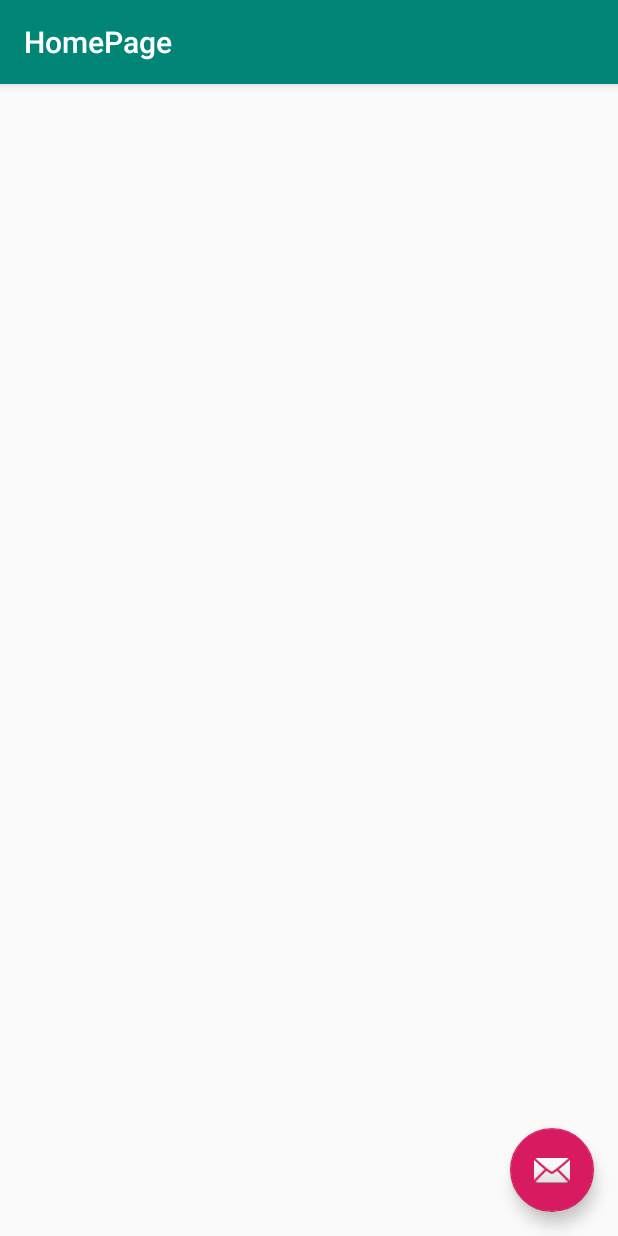
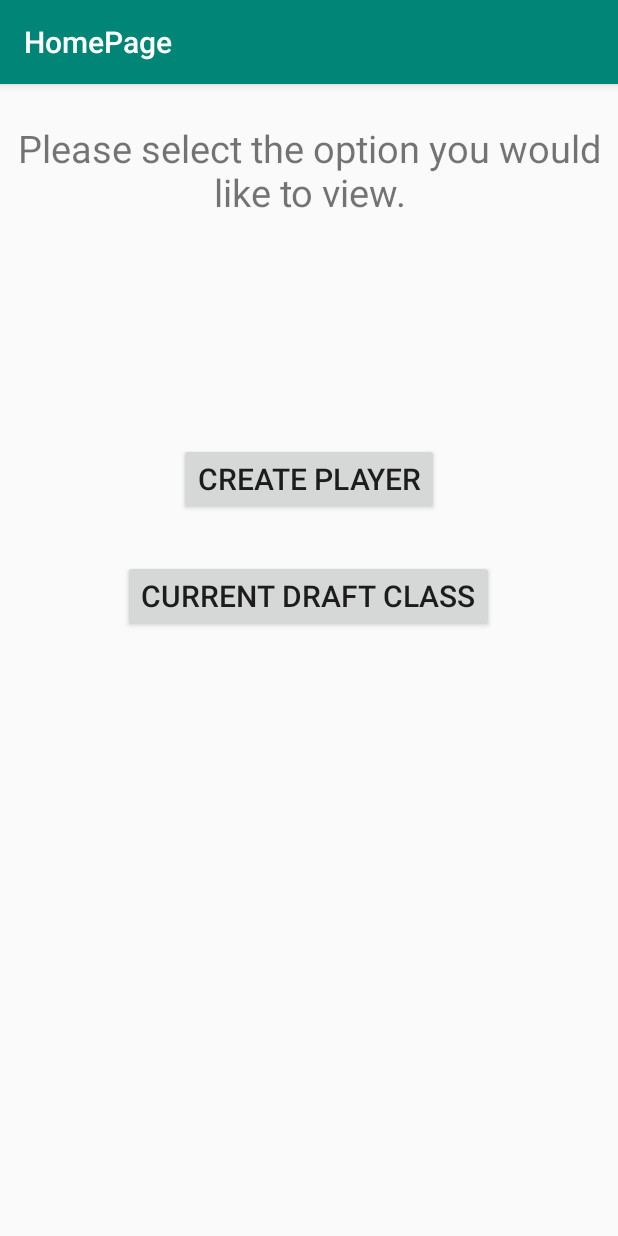
Before and after one commit to rileybros/FootballDraftClass, an Android app: the HomePage screen opened directly, with no data from a screen before it, on a phone screen of 412 x 824 dp. Run offline under Robolectric (Android 15) with nearby library versions, the phone set to English and light mode, and no system bars.

Commit message:
Finish Home Page with Two Buttons

```diff
--- a/app/src/main/java/com/example/footballdraftclass/HomePage.java
+++ b/app/src/main/java/com/example/footballdraftclass/HomePage.java
@@ -3,6 +3,7 @@ package com.example.footballdraftclass;
 import android.os.Bundle;
 import android.support.design.widget.FloatingActionButton;
 import android.support.design.widget.Snackbar;
+import android.support.v7.app.ActionBar;
 import android.support.v7.app.AppCompatActivity;
 import android.support.v7.widget.Toolbar;
 import android.view.View;
@@ -16,14 +17,10 @@ public class HomePage extends AppCompatActivity {
         Toolbar toolbar = findViewById(R.id.toolbar);
         setSupportActionBar(toolbar);
 
-        FloatingActionButton fab = findViewById(R.id.fab);
-        fab.setOnClickListener(new View.OnClickListener() {
-            @Override
-            public void onClick(View view) {
-                Snackbar.make(view, "Replace with your own action", Snackbar.LENGTH_LONG)
-                        .setAction("Action", null).show();
-            }
-        });
+        ActionBar actionBar = this.getSupportActionBar();
+        if (actionBar != null) {
+
+        }
     }
 
 }
--- a/app/src/main/java/com/example/footballdraftclass/MainActivity.java
+++ b/app/src/main/java/com/example/footballdraftclass/MainActivity.java
@@ -1,7 +1,9 @@
 package com.example.footballdraftclass;
 
+import android.content.Intent;
 import android.support.v7.app.AppCompatActivity;
 import android.os.Bundle;
+import android.view.View;
 
 public class MainActivity extends AppCompatActivity {
 
@@ -11,7 +13,7 @@ public class MainActivity extends AppCompatActivity {
         setContentView(R.layout.activity_main);
     }
 
-    public void ContinueButtonOnClick(){
-
+    public void ContinueButtonOnClick(View view){
+        this.startActivity(new Intent(getApplicationContext(), HomePage.class));
     }
 }
--- a/app/src/main/res/layout/activity_home_page.xml
+++ b/app/src/main/res/layout/activity_home_page.xml
@@ -1,10 +1,11 @@
 <?xml version="1.0" encoding="utf-8"?>
-<android.support.design.widget.CoordinatorLayout xmlns:android="http://schemas.android.com/apk/res/android"
+<android.support.design.widget.CoordinatorLayout
+    xmlns:android="http://schemas.android.com/apk/res/android"
     xmlns:app="http://schemas.android.com/apk/res-auto"
     xmlns:tools="http://schemas.android.com/tools"
     android:layout_width="match_parent"
     android:layout_height="match_parent"
-    tools:context=".HomePage">
+    tools:context="com.example.footballdraftclass.HomePage">
 
     <android.support.design.widget.AppBarLayout
         android:layout_width="match_parent"
@@ -22,12 +23,4 @@
 
     <include layout="@layout/content_home_page" />
 
-    <android.support.design.widget.FloatingActionButton
-        android:id="@+id/fab"
-        android:layout_width="wrap_content"
-        android:layout_height="wrap_content"
-        android:layout_gravity="bottom|end"
-        android:layout_margin="@dimen/fab_margin"
-        app:srcCompat="@android:drawable/ic_dialog_email" />
-
 </android.support.design.widget.CoordinatorLayout>
--- a/app/src/main/res/layout/activity_main.xml
+++ b/app/src/main/res/layout/activity_main.xml
@@ -5,13 +5,13 @@
     xmlns:tools="http://schemas.android.com/tools"
     android:layout_width="match_parent"
     android:layout_height="match_parent"
-    tools:context=".MainActivity">
+    tools:context="com.example.footballdraftclass.MainActivity">
 
     <TextView
         android:id="@+id/Welcome"
         android:layout_width="match_parent"
         android:layout_height="wrap_content"
-        android:layout_marginTop="100dp"
+        android:layout_marginTop="75dp"
         android:textSize="32dp"
         android:gravity="center"
         android:text="Welcome to the Football Draft Class Creator" />
@@ -34,6 +34,7 @@
         android:text="Continue"
         android:textSize="20dp"
         android:layout_marginTop="150dp"
-        android:layout_centerHorizontal="true"/>
+        android:layout_centerHorizontal="true"
+        android:onClick="ContinueButtonOnClick"/>
 
 </RelativeLayout>
--- a/app/src/main/res/layout/content_home_page.xml
+++ b/app/src/main/res/layout/content_home_page.xml
@@ -1,11 +1,42 @@
 <?xml version="1.0" encoding="utf-8"?>
-<android.support.constraint.ConstraintLayout xmlns:android="http://schemas.android.com/apk/res/android"
+<RelativeLayout
+    android:id="@+id/content_home_page"
+    xmlns:android="http://schemas.android.com/apk/res/android"
     xmlns:app="http://schemas.android.com/apk/res-auto"
     xmlns:tools="http://schemas.android.com/tools"
     android:layout_width="match_parent"
     android:layout_height="match_parent"
     app:layout_behavior="@string/appbar_scrolling_view_behavior"
-    tools:context=".HomePage"
+    tools:context="com.example.footballdraftclass.HomePage"
     tools:showIn="@layout/activity_home_page">
 
-</android.support.constraint.ConstraintLayout>
+    <TextView
+        android:id="@+id/Instructions"
+        android:text="@string/Instructions_homepage"
+        android:textSize="25dp"
+        android:gravity="center"
+        android:layout_marginTop="25dp"
+        android:layout_width="match_parent"
+        android:layout_height="wrap_content" />
+
+    <Button
+        android:id="@+id/CreatePlayer"
+        android:textSize="20dp"
+        android:text="Create Player"
+        android:layout_centerHorizontal="true"
+        android:layout_marginTop="150dp"
+        android:layout_below="@+id/Instructions"
+        android:layout_width="wrap_content"
+        android:layout_height="wrap_content" />
+
+    <Button
+        android:id="@+id/DraftClass"
+        android:textSize="20dp"
+        android:text="Current Draft Class"
+        android:layout_centerHorizontal="true"
+        android:layout_marginTop="30dp"
+        android:layout_width="wrap_content"
+        android:layout_height="wrap_content"
+        android:layout_below="@+id/CreatePlayer"/>
+
+</RelativeLayout>
--- a/app/src/main/res/values/strings.xml
+++ b/app/src/main/res/values/strings.xml
@@ -2,4 +2,5 @@
     <string name="app_name">Draft Class Creator</string>
     <string name="description">An app that will take your NCAA football characters and convert them to rookie level Madden players!!</string>
     <string name="title_activity_home_page">HomePage</string>
+    <string name="Instructions_homepage">Please select the option you would like to view.</string>
 </resources>
```
